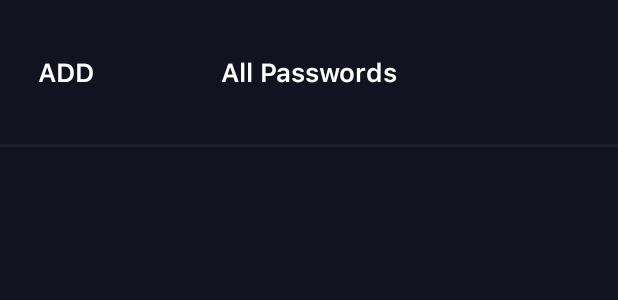
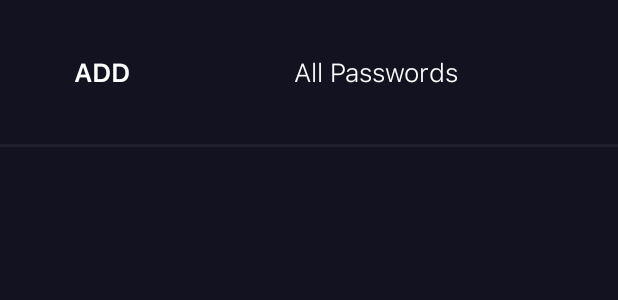
Before and after one commit to ToulisDev/MyPasswords, an Android app: the layout activity_list_view.xml on its own in the app's theme, with its tools: preview values and no code run, on a phone screen of 412 x 824 dp. Shown: the top 300 px of the screen. Run offline under Robolectric (Android 15) with nearby library versions, the light colour scheme and no system bars.

Commit message:
Fixed Some UI Bugs

```diff
--- a/app/src/main/java/com/familyprotection/djasdatabase/listView.java
+++ b/app/src/main/java/com/familyprotection/djasdatabase/listView.java
@@ -100,8 +100,10 @@ public class listView extends AppCompatActivity {
         });
         showPassBtn.setOnClickListener(v1234 ->{
             if(password.getText().equals(passwordAst)){
-                password.setText(et_password);
-                password.setBackgroundResource(R.drawable.ripple_effect_hide_password_button);
+                runOnUiThread(()-> {
+                    password.setText(et_password);
+                    showPassBtn.setBackgroundResource(R.drawable.ripple_effect_hide_password_button);
+                });
             }else{
                 runOnUiThread(()->{
                     showPassBtn.setBackgroundResource(R.drawable.ripple_effect_show_pass_button);
--- a/app/src/main/res/layout/activity_list_view.xml
+++ b/app/src/main/res/layout/activity_list_view.xml
@@ -10,22 +10,27 @@
     <RelativeLayout
         android:layout_width="match_parent"
         android:layout_height="wrap_content"
-        android:paddingVertical="24dp">
+        android:gravity="center_vertical"
+        android:padding="24dp">
+
         <Button
             android:id="@+id/btn_add"
             android:layout_width="wrap_content"
             android:layout_height="wrap_content"
             android:layout_alignParentStart="true"
             android:background="@drawable/ripple_effect_text"
+            android:fontFamily="@font/sfprosemibold"
             android:text="@string/add_password"
-            android:fontFamily="@font/sfprosemibold"
-            android:textSize="17sp"/>
+            android:textSize="17sp" />
 
         <TextView
             android:layout_width="wrap_content"
             android:layout_height="wrap_content"
+            android:layout_alignParentEnd="true"
             android:layout_centerInParent="true"
-            android:fontFamily="@font/sfprosemibold"
+            android:layout_toEndOf="@id/btn_add"
+            android:fontFamily="@font/sfprolight"
+            android:gravity="center"
             android:text="@string/all_passwords"
             android:textColor="@color/white"
             android:textSize="17sp" />
```
Also changed, not shown: 1 other file.
